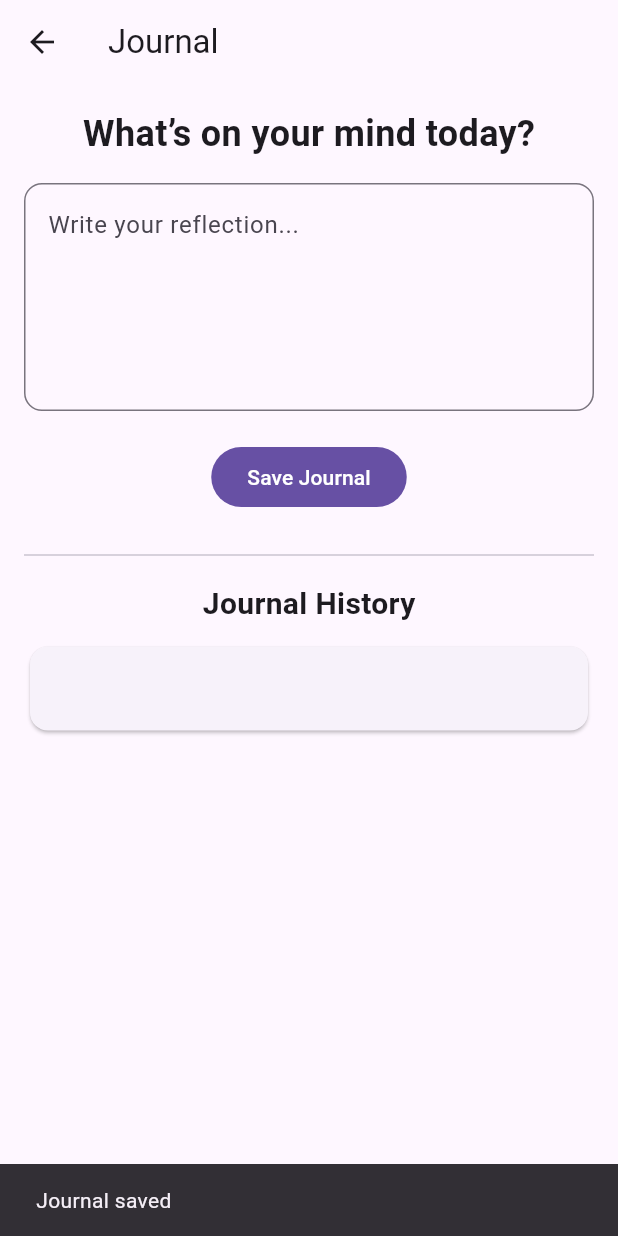
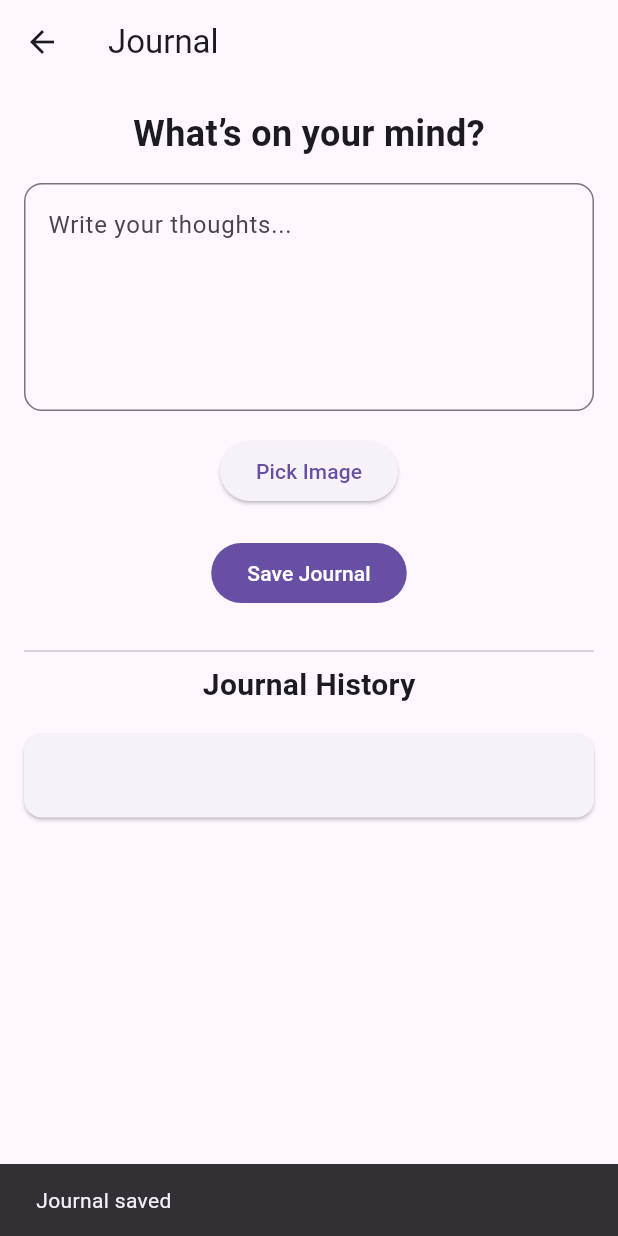
Before and after one commit to rdinani1/MentalZen, a Flutter app: the JournalScreen screen opened directly, after a tap on "Save Journal", on a phone screen of 412 x 824 dp. Run offline on Flutter 3.47's test engine with Material 3 defaults, Android fonts, the phone set to English and light mode, and no system bars; our stand-ins replace cloud_firestore, firebase_auth, firebase_core, firebase_storage, image_picker; accounts and stored records are empty; network calls fail.

Commit message:
Add full journal system with image upload and history

```diff
--- a/lib/screens/journal_screen.dart
+++ b/lib/screens/journal_screen.dart
@@ -1,5 +1,7 @@
 import 'package:flutter/material.dart';
 import '../services/firestore_service.dart';
+import 'dart:io';
+import 'package:image_picker/image_picker.dart';
 
 class JournalScreen extends StatefulWidget {
   const JournalScreen({super.key});
@@ -9,8 +11,11 @@ class JournalScreen extends StatefulWidget {
 }
 
 class _JournalScreenState extends State<JournalScreen> {
-  final controller = TextEditingController();
-  final firestore = FirestoreService();
+  final TextEditingController controller = TextEditingController();
+  final FirestoreService firestore = FirestoreService();
+
+  File? selectedImage;
+  final ImagePicker picker = ImagePicker();
 
   @override
   Widget build(BuildContext context) {
@@ -23,32 +28,71 @@ class _JournalScreenState extends State<JournalScreen> {
         child: Column(
           children: [
             const Text(
-              'What’s on your mind today?',
+              'What’s on your mind?',
               style: TextStyle(fontSize: 24, fontWeight: FontWeight.bold),
             ),
 
             const SizedBox(height: 16),
 
-            // 🔹 Journal input
+            // 📝 TEXT INPUT
             TextField(
               controller: controller,
               maxLines: 5,
               decoration: InputDecoration(
-                hintText: 'Write your reflection...',
+                hintText: 'Write your thoughts...',
                 border: OutlineInputBorder(
                   borderRadius: BorderRadius.circular(12),
                 ),
               ),
             ),
 
-            const SizedBox(height: 20),
+            const SizedBox(height: 16),
 
-            // 🔹 Save button
+            // 📸 PICK IMAGE
+            ElevatedButton(
+              onPressed: () async {
+                final picked =
+                    await picker.pickImage(source: ImageSource.gallery);
+
+                if (picked != null) {
+                  setState(() {
+                    selectedImage = File(picked.path);
+                  });
+                }
+              },
+              child: const Text('Pick Image'),
+            ),
+
+            const SizedBox(height: 10),
+
+            // 🖼️ PREVIEW IMAGE
+            if (selectedImage != null)
+              Image.file(
+                selectedImage!,
+                height: 120,
+              ),
+
+            const SizedBox(height: 10),
+
+            // 💾 SAVE BUTTON
             FilledButton(
               onPressed: () async {
-                await firestore.saveJournal(controller.text.trim());
+                String? imageUrl;
+
+                if (selectedImage != null) {
+                  imageUrl = await firestore.uploadImage(selectedImage!);
+                }
+
+                await firestore.saveJournalWithImage(
+                  controller.text.trim(),
+                  imageUrl,
+                );
 
                 controller.clear();
+
+                setState(() {
+                  selectedImage = null;
+                });
 
                 ScaffoldMessenger.of(context).showSnackBar(
                   const SnackBar(content: Text('Journal saved')),
@@ -58,10 +102,7 @@ class _JournalScreenState extends State<JournalScreen> {
             ),
 
             const SizedBox(height: 20),
-
             const Divider(),
-
-            const SizedBox(height: 10),
 
             const Text(
               'Journal History',
@@ -70,7 +111,7 @@ class _JournalScreenState extends State<JournalScreen> {
 
             const SizedBox(height: 10),
 
-            // 🔥 FIRESTORE LIST
+            // 🔥 FIRESTORE STREAM LIST
             Expanded(
               child: StreamBuilder(
                 stream: firestore.getJournals(),
@@ -91,8 +132,25 @@ class _JournalScreenState extends State<JournalScreen> {
                       final data = docs[index];
 
                       return Card(
-                        child: ListTile(
-                          title: Text(data['text']),
+                        margin: const EdgeInsets.symmetric(vertical: 8),
+                        child: Column(
+                          crossAxisAlignment: CrossAxisAlignment.start,
+                          children: [
+                            ListTile(
+                              title: Text(data['text'] ?? ''),
+                            ),
+
+                            // 🖼️ SHOW IMAGE IF EXISTS
+                            if (data['imageUrl'] != null)
+                              Padding(
+                                padding: const EdgeInsets.all(8.0),
+                                child: Image.network(
+                                  data['imageUrl'],
+                                  height: 150,
+                                  fit: BoxFit.cover,
+                                ),
+                              ),
+                          ],
                         ),
                       );
                     },
--- a/lib/services/firestore_service.dart
+++ b/lib/services/firestore_service.dart
@@ -1,5 +1,7 @@
 import 'package:cloud_firestore/cloud_firestore.dart';
 import 'package:firebase_auth/firebase_auth.dart';
+import 'package:firebase_storage/firebase_storage.dart';
+import 'dart:io';
 
 class FirestoreService {
   final FirebaseFirestore _db = FirebaseFirestore.instance;
@@ -21,12 +23,10 @@ class FirestoreService {
   }
 
   // ======================
-  // 📊 GET MOODS (STREAM)
+  // 📊 GET MOODS
   // ======================
   Stream<QuerySnapshot> getMoods() {
-    if (uid == null) {
-      return const Stream.empty();
-    }
+    if (uid == null) return const Stream.empty();
 
     return _db
         .collection('users')
@@ -49,12 +49,23 @@ class FirestoreService {
   }
 
   // ======================
-  // 📚 GET JOURNALS (STREAM)
+  // 📝 SAVE JOURNAL WITH IMAGE
+  // ======================
+  Future<void> saveJournalWithImage(String text, String? imageUrl) async {
+    if (uid == null) return;
+
+    await _db.collection('users').doc(uid).collection('journals').add({
+      'text': text,
+      'imageUrl': imageUrl,
+      'timestamp': FieldValue.serverTimestamp(),
+    });
+  }
+
+  // ======================
+  // 📚 GET JOURNALS
   // ======================
   Stream<QuerySnapshot> getJournals() {
-    if (uid == null) {
-      return const Stream.empty();
-    }
+    if (uid == null) return const Stream.empty();
 
     return _db
         .collection('users')
@@ -65,7 +76,7 @@ class FirestoreService {
   }
 
   // ======================
-  // 📈 GET LAST 7 DAYS (FOR INSIGHTS)
+  // 📈 7-DAY MOODS (INSIGHTS)
   // ======================
   Future<List<Map<String, dynamic>>> getLast7DayMoods() async {
     if (uid == null) return [];
@@ -83,4 +94,26 @@ class FirestoreService {
 
     return snapshot.docs.map((doc) => doc.data()).toList();
   }
+
+  // ======================
+  // 📸 UPLOAD IMAGE
+  // ======================
+  Future<String?> uploadImage(File file) async {
+    if (uid == null) return null;
+
+    try {
+      final ref = FirebaseStorage.instance
+          .ref()
+          .child('users')
+          .child(uid!)
+          .child('journal_images')
+          .child('${DateTime.now().millisecondsSinceEpoch}.jpg');
+
+      await ref.putFile(file);
+      return await ref.getDownloadURL();
+    } catch (e) {
+      print("Upload error: $e");
+      return null;
+    }
+  }
 }
```
Also changed, not shown: lib/screens/dashboard_screen.dart (+12 -9 lines), 1 other file.
